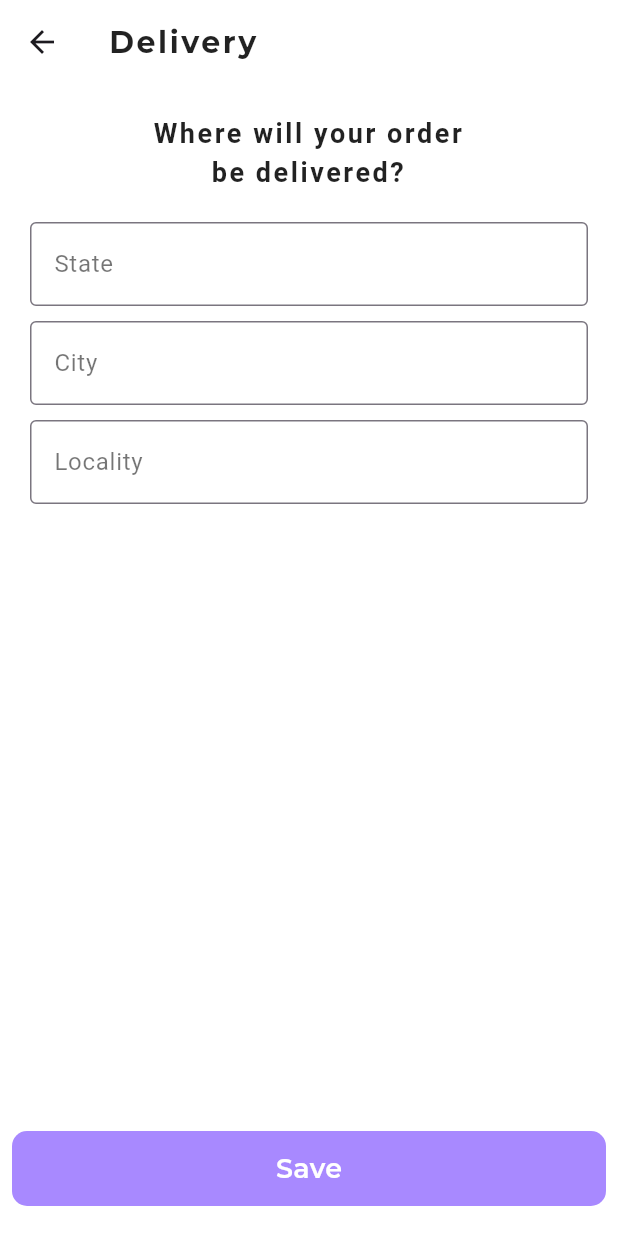
After one commit to Shamimkhan1406/Cartify, a Flutter app: the ShippingAddressScreen screen opened directly, on a phone screen of 412 x 824 dp. The commit adds this screen. Run offline on Flutter 3.47's test engine with Material 3 defaults, Android fonts, the phone set to English and light mode, and no system bars; our stand-ins replace flutter_dotenv, flutter_riverpod, google_fonts, shared_preferences; accounts and stored records are empty.

Commit message:
shipping adress screen

```diff
--- a/lib/views/screens/detail/screens/checkout_screen.dart
+++ b/lib/views/screens/detail/screens/checkout_screen.dart
@@ -1,6 +1,7 @@
 import 'package:cartify/controllers/order_controller.dart';
 import 'package:cartify/provider/cart_provider.dart';
 import 'package:cartify/provider/user_provider.dart';
+import 'package:cartify/views/screens/detail/screens/shipping_address_screen.dart';
 import 'package:flutter/material.dart';
 import 'package:flutter_riverpod/flutter_riverpod.dart';
 import 'package:google_fonts/google_fonts.dart';
@@ -29,7 +30,14 @@ class _CheckoutScreenState extends ConsumerState<CheckoutScreen> {
             crossAxisAlignment: CrossAxisAlignment.start,
             children: [
               InkWell(
-                onTap: () {},
+                onTap: () {
+                  Navigator.push(
+                    context,
+                    MaterialPageRoute(
+                      builder: (context) => ShippingAddressScreen(),
+                    ),
+                  );
+                },
                 child: SizedBox(
                   width: 335,
                   height: 74,
@@ -346,13 +354,21 @@ class _CheckoutScreenState extends ConsumerState<CheckoutScreen> {
         child:
             ref.read(userProvider)!.state == ""
                 ? TextButton(
-                  onPressed: () {},
-                  child: Text("Please enter your address",
-                  style: GoogleFonts.lato(
-                    fontSize: 16,
-                    fontWeight: FontWeight.bold,
-                    color: const Color.fromARGB(255, 168, 137, 255),
-                  ),
+                  onPressed: () {
+                    Navigator.push(
+                      context,
+                      MaterialPageRoute(
+                        builder: (context) => const ShippingAddressScreen(),
+                      ),
+                    );
+                  },
+                  child: Text(
+                    "Please enter your address",
+                    style: GoogleFonts.lato(
+                      fontSize: 16,
+                      fontWeight: FontWeight.bold,
+                      color: const Color.fromARGB(255, 168, 137, 255),
+                    ),
                   ),
                 )
                 : InkWell(
--- /dev/null
+++ b/lib/views/screens/detail/screens/shipping_address_screen.dart
@@ -0,0 +1,96 @@
+import 'package:flutter/material.dart';
+import 'package:google_fonts/google_fonts.dart';
+
+class ShippingAddressScreen extends StatefulWidget {
+  const ShippingAddressScreen({super.key});
+
+  @override
+  State<ShippingAddressScreen> createState() => _ShippingAddressScreenState();
+}
+
+class _ShippingAddressScreenState extends State<ShippingAddressScreen> {
+  @override
+  Widget build(BuildContext context) {
+    return Scaffold(
+      backgroundColor: const Color.fromARGB(223, 255, 255, 255),
+      appBar: AppBar(
+        title: Text(
+          "Delivery",
+          style: GoogleFonts.montserrat(
+            fontSize: 20,
+            fontWeight: FontWeight.bold,
+            letterSpacing: 1.7,
+            color: Colors.black87,
+          ),
+        ),
+        backgroundColor: const Color.fromARGB(0, 255, 255, 255),
+        elevation: 0,
+      ),
+      body: Padding(
+        padding: const EdgeInsets.all(20.0),
+        child: Center(
+          child: Column(
+            children: [
+              Text(
+                "Where will your order\nbe delivered?",
+                style: TextStyle(
+                  fontSize: 18,
+                  letterSpacing: 1.7,
+                  fontWeight: FontWeight.w600,
+
+                  color: Colors.black87,
+                ),
+                textAlign: TextAlign.center,
+              ),
+              SizedBox(height: 20),
+              TextFormField(
+                decoration: InputDecoration(
+                  labelText: "State",
+                  labelStyle: TextStyle(color: Colors.black54),
+                  border: OutlineInputBorder(),
+                ),
+              ),
+              SizedBox(height: 10),
+              TextFormField(
+                decoration: InputDecoration(
+                  labelText: "City",
+                  labelStyle: TextStyle(color: Colors.black54),
+                  border: OutlineInputBorder(),
+                ),
+              ),
+              SizedBox(height: 10),
+              TextFormField(
+                decoration: InputDecoration(
+                  labelText: "Locality",
+                  labelStyle: TextStyle(color: Colors.black54),
+                  border: OutlineInputBorder(),
+                ),
+              ),
+            ],
+          ),
+        ),
+      ),
+      bottomNavigationBar: Padding(
+        padding: const EdgeInsets.symmetric(horizontal: 8.0, vertical: 20.0),
+        child: Container(
+          width: MediaQuery.of(context).size.width,
+          height: 50,
+          decoration: BoxDecoration(
+            color: const Color.fromARGB(255, 168, 137, 255),
+            borderRadius: BorderRadius.circular(10),
+          ),
+          child: Center(
+            child: Text(
+              "Save",
+              style: GoogleFonts.montserrat(
+                fontSize: 18,
+                fontWeight: FontWeight.w600,
+                color: Colors.white,
+              ),
+            ),
+          ),
+        ),
+      ),
+    );
+  }
+}
```
